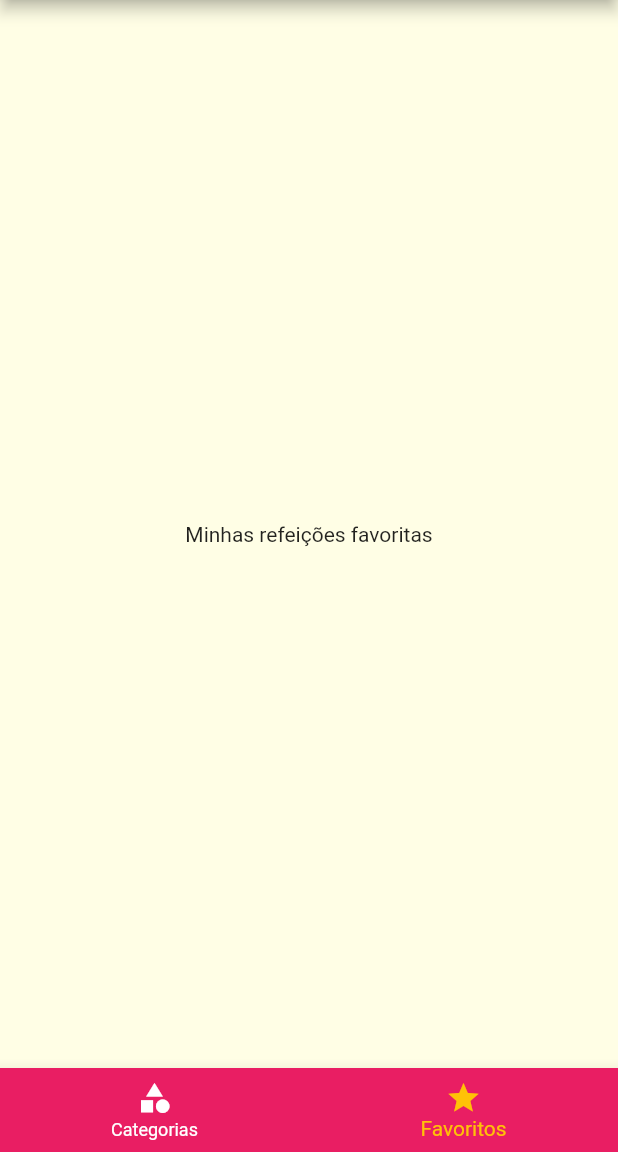
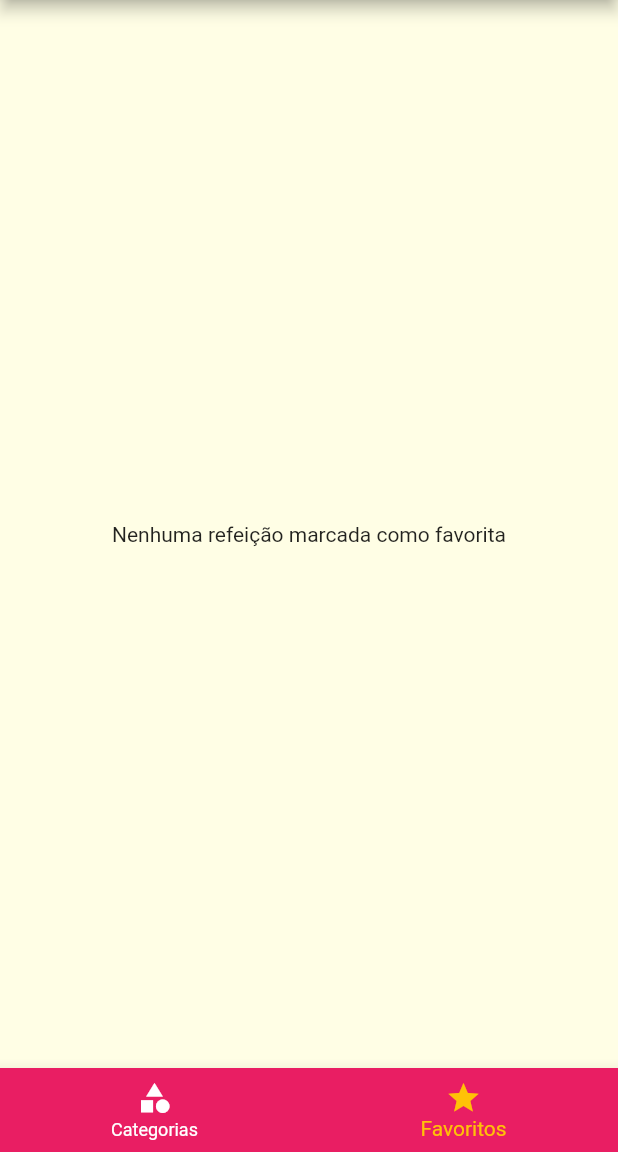
Before and after one commit to Alanssrv/meals_flutter_project, a Flutter app: the screen it shows after launch, item 2 of the bottom bar chosen, on a phone screen of 412 x 824 dp, the part 84-1236 px from its top. Run offline on Flutter 3.47's test engine with Material 2 defaults, Android fonts, the phone set to English and light mode, and no system bars.

Commit message:
favorite screen

```diff
--- a/lib/main.dart
+++ b/lib/main.dart
@@ -24,6 +24,7 @@ class _MyAppState extends State<MyApp> {
   Settings settings = Settings();
 
   List<Meal> _availableMeals = DUMMY_MEALS;
+  List<Meal> _favoriteMeals = [];
 
   void _filterMeals(Settings settings) {
     setState(() {
@@ -39,6 +40,18 @@ class _MyAppState extends State<MyApp> {
             !filterVegetarian;
       }).toList();
     });
+  }
+
+  void _toggleFavorite(Meal meal) {
+    setState(() {
+      _favoriteMeals.contains(meal)
+          ? _favoriteMeals.remove(meal)
+          : _favoriteMeals.add(meal);
+    });
+  }
+
+  bool _isFavorite(Meal meal) {
+    return _favoriteMeals.contains(meal);
   }
 
   @override
@@ -65,10 +78,11 @@ class _MyAppState extends State<MyApp> {
             )),
       ),
       routes: {
-        AppRoutes.HOME: (ctx) => const TabsScreen(),
+        AppRoutes.HOME: (ctx) => TabsScreen(_favoriteMeals),
         AppRoutes.CATEGORIES_MEALS: (ctx) =>
             CategoriesMealsScreen(_availableMeals),
-        AppRoutes.MEAL_DETAIL: (ctx) => const MealDetailScreen(),
+        AppRoutes.MEAL_DETAIL: (ctx) =>
+            MealDetailScreen(_toggleFavorite, _isFavorite),
         AppRoutes.SETTINGS: (ctx) => SettingsScreen(_filterMeals, settings),
       },
     );
--- a/lib/screens/favorite_screen.dart
+++ b/lib/screens/favorite_screen.dart
@@ -1,10 +1,22 @@
 import 'package:flutter/material.dart';
 
+import '../components/meal_item.dart';
+import '../models/meal.dart';
+
 class FavoriteScreen extends StatelessWidget {
-  const FavoriteScreen({Key? key}) : super(key: key);
+  final List<Meal> favoriteMeal;
+
+  const FavoriteScreen(this.favoriteMeal, {Key? key}) : super(key: key);
 
   @override
   Widget build(BuildContext context) {
-    return const Center(child: Text('Minhas refeições favoritas'));
+    if (favoriteMeal.isEmpty) {
+      return Center(child: Text('Nenhuma refeição marcada como favorita'));
+    } else {
+      return ListView.builder(
+        itemCount: favoriteMeal.length,
+        itemBuilder: (ctx, index) => MealItem(favoriteMeal[index]),
+      );
+    }
   }
 }
--- a/lib/screens/tabs_screen.dart
+++ b/lib/screens/tabs_screen.dart
@@ -1,11 +1,14 @@
 import 'package:flutter/material.dart';
+import '../models/meal.dart';
 
 import 'categories_screen.dart';
 import 'favorite_screen.dart';
 import '../components/main_drawer.dart';
 
 class TabsScreen extends StatefulWidget {
-  const TabsScreen({Key? key}) : super(key: key);
+  final List<Meal> favoriteMeal;
+
+  const TabsScreen(this.favoriteMeal, {Key? key}) : super(key: key);
 
   @override
   State<TabsScreen> createState() => _TabsScreenState();
@@ -13,10 +16,7 @@ class TabsScreen extends StatefulWidget {
 
 class _TabsScreenState extends State<TabsScreen> {
   int _selectedScreenIndex = 0;
-  final List<Widget> _screens = const [
-    CategoriesScreen(),
-    FavoriteScreen(),
-  ];
+  late final List<Widget> _screens;
 
   final List<String> _titles = [
     'Lista de Categorias',
@@ -27,6 +27,16 @@ class _TabsScreenState extends State<TabsScreen> {
     setState(() {
       _selectedScreenIndex = index;
     });
+  }
+
+  @override
+  void initState() {
+    super.initState();
+
+    _screens = [
+      const CategoriesScreen(),
+      FavoriteScreen(widget.favoriteMeal),
+    ];
   }
 
   @override
```
Also changed, not shown: lib/screens/meal_detail_screen.dart (+14 -1 lines).
